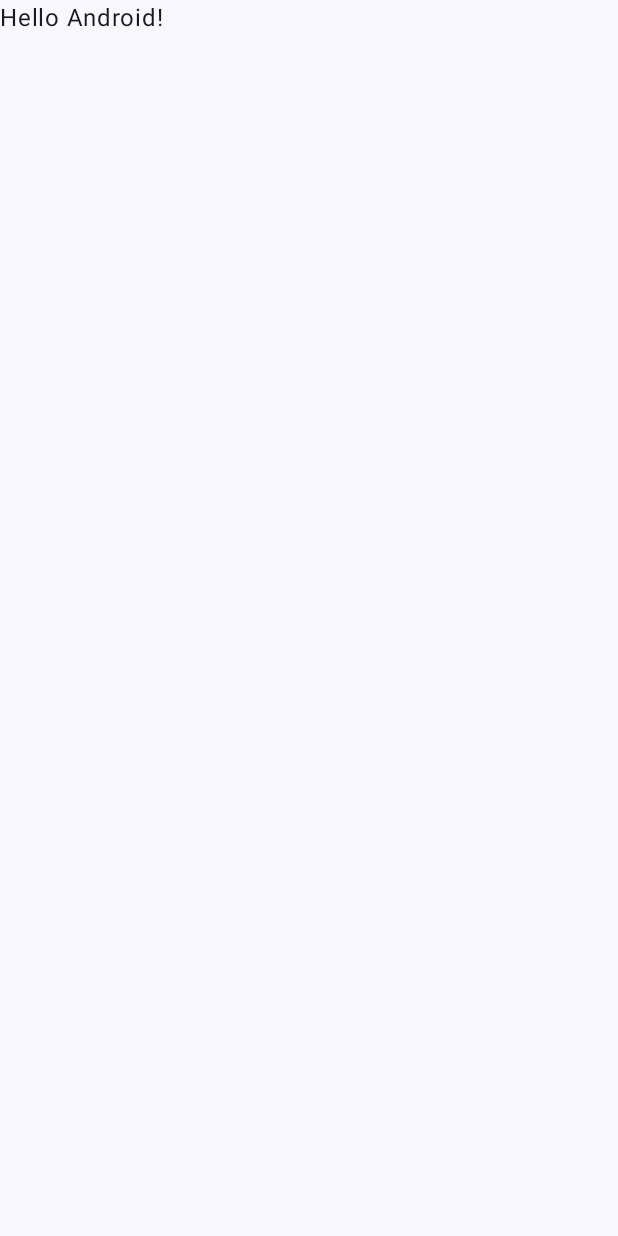
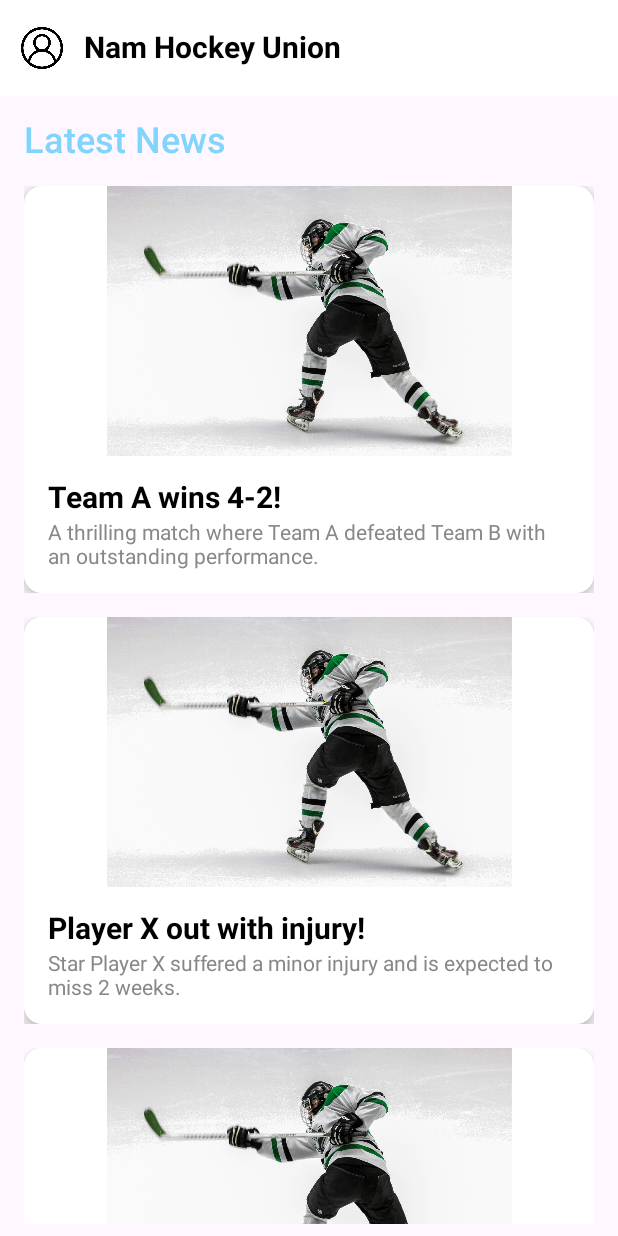
Before and after one commit to Taapopi149/NamHockey, an Android app built with Jetpack Compose: the screen it shows after launch (MainActivity), on a phone screen of 412 x 824 dp. Before the commit the screen is almost empty. Run offline under Robolectric (Android 15) with nearby library versions, the phone set to English and light mode, and no system bars.

Commit message:
Homepage, loign and signup just the not yet implemented

```diff
--- /dev/null
+++ b/app/src/main/java/com/example/namhockey/Homepage.kt
@@ -0,0 +1,220 @@
+import androidx.compose.animation.animateContentSize
+import androidx.compose.foundation.Image
+import androidx.compose.foundation.clickable
+import androidx.compose.foundation.layout.*
+import androidx.compose.foundation.lazy.LazyColumn
+import androidx.compose.foundation.lazy.LazyRow
+import androidx.compose.foundation.lazy.items
+import androidx.compose.foundation.shape.RoundedCornerShape
+import androidx.compose.material3.*
+import androidx.compose.runtime.*
+import androidx.compose.ui.Alignment
+import androidx.compose.ui.Modifier
+import androidx.compose.ui.graphics.Color
+import androidx.compose.ui.res.painterResource
+import androidx.compose.ui.text.font.FontWeight
+import androidx.compose.ui.unit.dp
+import androidx.compose.ui.unit.sp
+import androidx.compose.ui.draw.scale
+import androidx.compose.foundation.lazy.rememberLazyListState
+import androidx.compose.ui.input.nestedscroll.nestedScroll
+import com.example.namhockey.R
+
+data class NewsItem(val title: String, val description: String, val imageRes: Int)
+data class HighlightItem(val imageRes: Int, val title: String)
+
+@OptIn(ExperimentalMaterial3Api::class)
+@Composable
+fun HomePage() {
+    val newsList = listOf(
+        NewsItem(
+            title = "Team A wins 4-2!",
+            description = "A thrilling match where Team A defeated Team B with an outstanding performance.",
+            imageRes = R.drawable.hockeysample
+        ),
+        NewsItem(
+            title = "Player X out with injury!",
+            description = "Star Player X suffered a minor injury and is expected to miss 2 weeks.",
+            imageRes = R.drawable.hockeysample
+        ),
+        NewsItem(
+            title = "Team C signs new star!",
+            description = "Team C has signed a top forward to boost their attack this season.",
+            imageRes = R.drawable.hockeysample
+        )
+    )
+
+    val highlightList = listOf(
+        HighlightItem(R.drawable.hockeysample, "Epic Shootout!"),
+        HighlightItem(R.drawable.hockeysample, "Insane Save!"),
+        HighlightItem(R.drawable.hockeysample, "Buzzer Beater Goal!")
+    )
+
+    val scrollBehavior = TopAppBarDefaults.enterAlwaysScrollBehavior() // <- scroll behavior
+
+    val listState = rememberLazyListState()
+
+    Scaffold(
+        topBar = {
+            TopAppBar(
+                title = {
+                    Text(
+                        text = "Nam Hockey Union",
+                        fontSize = 20.sp,
+                        fontWeight = FontWeight.Bold
+                    )
+                },
+                navigationIcon = {
+                    IconButton(onClick = { println("Profile clicked") }) {
+                        Icon(
+                            painter = painterResource(id = R.drawable.user),
+                            contentDescription = "Profile",
+                            tint = Color.Black,
+                            modifier = Modifier.size(28.dp)
+                        )
+                    }
+                },
+                colors = TopAppBarDefaults.topAppBarColors(
+                    containerColor = Color.White,
+                    titleContentColor = Color.Black,
+                    navigationIconContentColor = Color.Black
+                ),
+                scrollBehavior = scrollBehavior
+            )
+        },
+        content = { innerPadding ->
+            LazyColumn(
+                state = listState,
+                contentPadding = innerPadding,
+                modifier = Modifier
+                    .fillMaxSize()
+                    .nestedScroll(scrollBehavior.nestedScrollConnection) // <- connect scroll behavior
+                    .padding(horizontal = 16.dp, vertical = 8.dp)
+            ) {
+                item {
+                    SectionTitle(title = "Latest News")
+                }
+                items(newsList) { news ->
+                    NewsCard(news = news, onClick = {
+                        println("Clicked on ${news.title}")
+                    })
+                }
+
+                item {
+                    SectionTitle(title = "Game Highlights")
+                }
+
+                item {
+                    HighlightCarousel(highlights = highlightList)
+                }
+            }
+        }
+    )
+}
+
+@Composable
+fun SectionTitle(title: String) {
+    Text(
+        text = title,
+        fontSize = 24.sp,
+        fontWeight = FontWeight.SemiBold,
+        color = Color(0xFF81D4FA),
+        modifier = Modifier.padding(vertical = 8.dp)
+    )
+}
+
+@Composable
+fun NewsCard(news: NewsItem, onClick: () -> Unit) {
+    var scale by remember { mutableStateOf(1f) }
+
+    Card(
+        shape = RoundedCornerShape(12.dp),
+        modifier = Modifier
+            .fillMaxWidth()
+            .padding(vertical = 8.dp)
+            .scale(scale)
+            .clickable {
+                scale = 0.95f
+                onClick()
+                scale = 1f
+            }
+            .animateContentSize(),
+        colors = CardDefaults.cardColors(
+            containerColor = Color.White
+        ),
+        elevation = CardDefaults.cardElevation(
+            defaultElevation = 6.dp
+        )
+    ) {
+        Column {
+            Image(
+                painter = painterResource(id = news.imageRes),
+                contentDescription = "News Image",
+                modifier = Modifier
+                    .fillMaxWidth()
+                    .height(180.dp)
+            )
+
+            Column(modifier = Modifier.padding(16.dp)) {
+                Text(
+                    text = news.title,
+                    fontSize = 20.sp,
+                    fontWeight = FontWeight.Bold,
+                    color = Color.Black
+                )
+                Spacer(modifier = Modifier.height(4.dp))
+                Text(
+                    text = news.description,
+                    fontSize = 14.sp,
+                    color = Color.Gray
+                )
+            }
+        }
+    }
+}
+
+@Composable
+fun HighlightCarousel(highlights: List<HighlightItem>) {
+    LazyRow(
+        modifier = Modifier
+            .fillMaxWidth()
+            .padding(vertical = 8.dp)
+    ) {
+        items(highlights) { highlight ->
+            HighlightCard(highlight)
+        }
+    }
+}
+
+@Composable
+fun HighlightCard(highlight: HighlightItem) {
+    Card(
+        shape = RoundedCornerShape(12.dp),
+        modifier = Modifier
+            .size(width = 200.dp, height = 150.dp)
+            .padding(horizontal = 8.dp),
+        colors = CardDefaults.cardColors(
+            containerColor = Color(0xFFE1F5FE)
+        ),
+        elevation = CardDefaults.cardElevation(
+            defaultElevation = 6.dp
+        )
+    ) {
+        Column {
+            Image(
+                painter = painterResource(id = highlight.imageRes),
+                contentDescription = "Highlight Image",
+                modifier = Modifier
+                    .fillMaxWidth()
+                    .height(100.dp)
+            )
+
+            Text(
+                text = highlight.title,
+                fontSize = 16.sp,
+                fontWeight = FontWeight.Bold,
+                modifier = Modifier.padding(8.dp)
+            )
+        }
+    }
+}
--- a/app/src/main/java/com/example/namhockey/MainActivity.kt
+++ b/app/src/main/java/com/example/namhockey/MainActivity.kt
@@ -1,5 +1,6 @@
 package com.example.namhockey
 
+import HomePage
 import android.os.Bundle
 import androidx.activity.ComponentActivity
 import androidx.activity.compose.setContent
@@ -18,30 +19,9 @@ class MainActivity : ComponentActivity() {
         super.onCreate(savedInstanceState)
         enableEdgeToEdge()
         setContent {
-            NamHockeyTheme {
-                Scaffold(modifier = Modifier.fillMaxSize()) { innerPadding ->
-                    Greeting(
-                        name = "Android",
-                        modifier = Modifier.padding(innerPadding)
-                    )
-                }
-            }
+            HomePage()
+           // Signup()
+            //Login()
         }
     }
 }
-
-@Composable
-fun Greeting(name: String, modifier: Modifier = Modifier) {
-    Text(
-        text = "Hello $name!",
-        modifier = modifier
-    )
-}
-
-@Preview(showBackground = true)
-@Composable
-fun GreetingPreview() {
-    NamHockeyTheme {
-        Greeting("Android")
-    }
-}
```
Also changed, not shown: app/src/main/java/com/example/namhockey/Login.kt (added, +85 -0 lines), app/src/main/java/com/example/namhockey/Signup.kt (added, +114 -0 lines), app/src/main/res/drawable/bell.png (added), app/src/main/res/drawable/hockeylogin.png (added), app/src/main/res/drawable/hockeysample.jpg (added), app/src/main/res/drawable/user.png (added).
